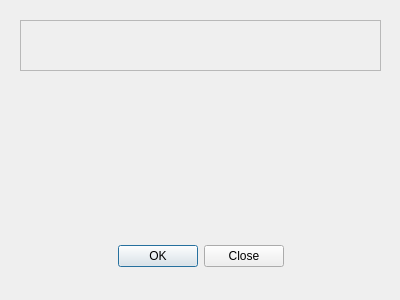
Above: qLogin.ui from JeffHoogland/qAndora before the change. Below: the same form after it.
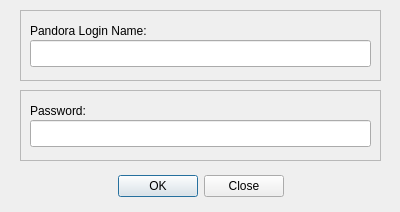
That is the form after the change.

```diff
--- a/qLogin.ui
+++ b/qLogin.ui
@@ -7,7 +7,7 @@
     <x>0</x>
     <y>0</y>
     <width>400</width>
-    <height>300</height>
+    <height>212</height>
    </rect>
   </property>
   <property name="windowTitle">
@@ -17,7 +17,7 @@
    <property name="geometry">
     <rect>
      <x>30</x>
-     <y>240</y>
+     <y>170</y>
      <width>341</width>
      <height>32</height>
     </rect>
@@ -36,9 +36,9 @@
    <property name="geometry">
     <rect>
      <x>20</x>
-     <y>20</y>
+     <y>10</y>
      <width>361</width>
-     <height>51</height>
+     <height>71</height>
     </rect>
    </property>
    <property name="frameShape">
@@ -47,6 +47,71 @@
    <property name="frameShadow">
     <enum>QFrame::Raised</enum>
    </property>
+   <widget class="QLabel" name="nameLabel">
+    <property name="geometry">
+     <rect>
+      <x>10</x>
+      <y>10</y>
+      <width>191</width>
+      <height>21</height>
+     </rect>
+    </property>
+    <property name="text">
+     <string>Pandora Login Name:</string>
+    </property>
+   </widget>
+   <widget class="QLineEdit" name="nameEdit">
+    <property name="geometry">
+     <rect>
+      <x>10</x>
+      <y>30</y>
+      <width>341</width>
+      <height>27</height>
+     </rect>
+    </property>
+   </widget>
+  </widget>
+  <widget class="QFrame" name="frame">
+   <property name="geometry">
+    <rect>
+     <x>20</x>
+     <y>90</y>
+     <width>361</width>
+     <height>71</height>
+    </rect>
+   </property>
+   <property name="frameShape">
+    <enum>QFrame::StyledPanel</enum>
+   </property>
+   <property name="frameShadow">
+    <enum>QFrame::Raised</enum>
+   </property>
+   <widget class="QLabel" name="passwordLabel">
+    <property name="geometry">
+     <rect>
+      <x>10</x>
+      <y>10</y>
+      <width>191</width>
+      <height>21</height>
+     </rect>
+    </property>
+    <property name="text">
+     <string>Password:</string>
+    </property>
+   </widget>
+   <widget class="QLineEdit" name="passwordEdit">
+    <property name="geometry">
+     <rect>
+      <x>10</x>
+      <y>30</y>
+      <width>341</width>
+      <height>27</height>
+     </rect>
+    </property>
+    <property name="echoMode">
+     <enum>QLineEdit::Password</enum>
+    </property>
+   </widget>
   </widget>
  </widget>
  <resources/>
```
Left out of the diff: 5 changed lines with no effect on the pictures.
